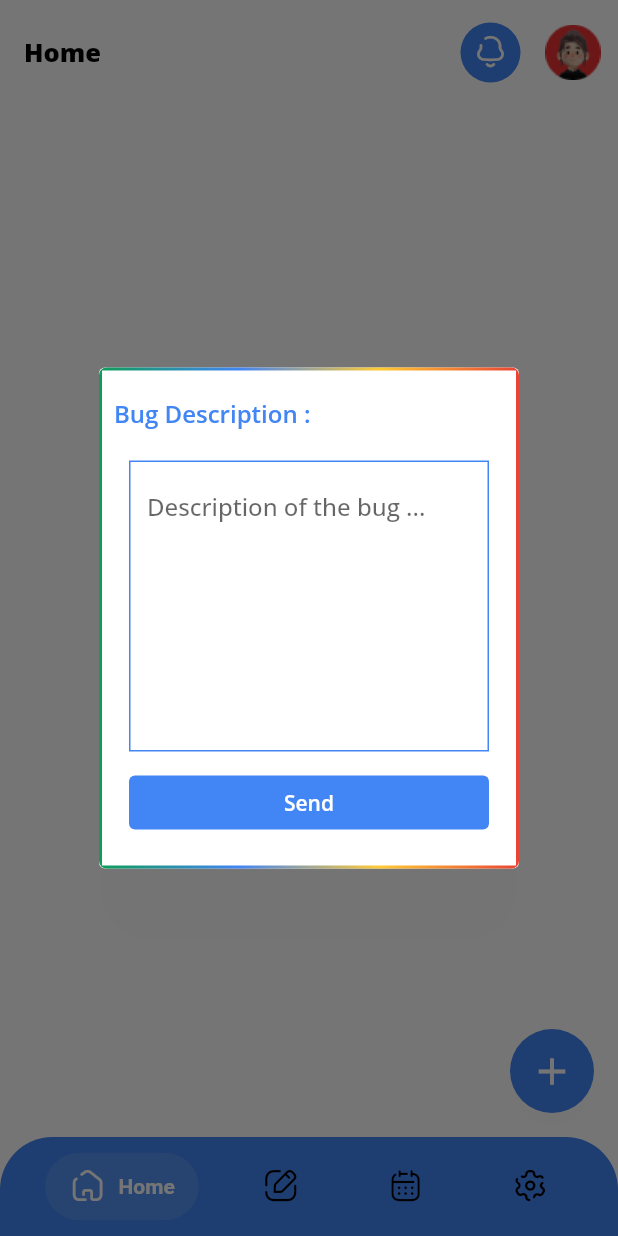
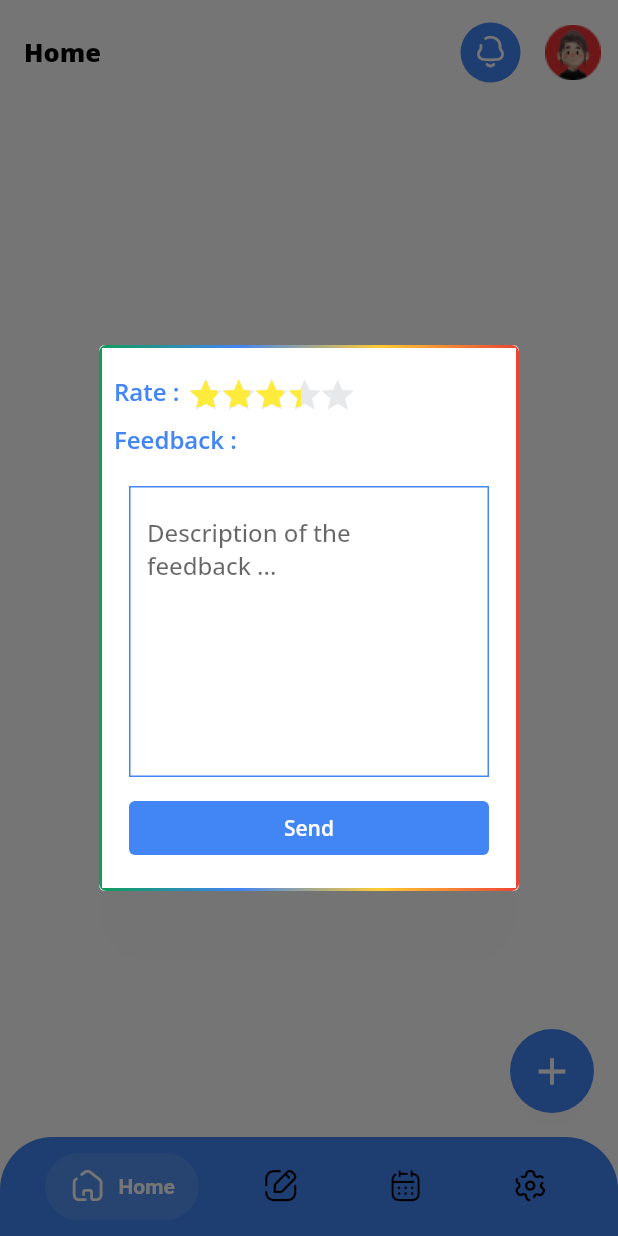
Before and after one commit to HoussemBousmaha/gdg_organizers_app, a Flutter app: the screen it shows after launch, after a tap on an icon or button, on a phone screen of 412 x 824 dp. Run offline on Flutter 3.47's test engine with Material 2 defaults, Android fonts, the phone set to English and light mode, and no system bars; drawn by our look-alikes of flutter_rating_stars, flutter_speed_dial, salomon_bottom_bar; our stand-ins replace bloc, flutter_bloc, flutter_svg, freezed_annotation.

Commit message:
Feedback Widget added

```diff
--- a/lib/features/nav/app_layout.dart
+++ b/lib/features/nav/app_layout.dart
@@ -8,6 +8,7 @@ import 'package:salomon_bottom_bar/salomon_bottom_bar.dart';
 
 import '../../constants/icon_broken.dart';
 import '../../shared/widgets/bug_description.dart';
+import '../../shared/widgets/feedback.dart';
 import '../../shared/widgets/logout_pop_up.dart';
 
 class LayoutScreen extends StatelessWidget {
@@ -77,7 +78,7 @@ class LayoutScreen extends StatelessWidget {
                       builder: (context) {
                         return const AlertDialog(
                           contentPadding: EdgeInsets.zero,
-                          content: BugDescription(),
+                          content: FeedBackWidget(),
                         );
                       },
                     );
--- /dev/null
+++ b/lib/shared/widgets/feedback.dart
@@ -0,0 +1,152 @@
+import 'package:flutter/material.dart';
+import 'package:flutter_rating_stars/flutter_rating_stars.dart';
+import 'package:gdg_organizers_app/constants/const.dart';
+
+class FeedBackWidget extends StatefulWidget {
+  const FeedBackWidget({Key? key}) : super(key: key);
+
+  @override
+  State<FeedBackWidget> createState() => _FeedBackWidgetState();
+}
+
+class _FeedBackWidgetState extends State<FeedBackWidget> {
+  double value = 3.5;
+  @override
+  Widget build(BuildContext context) {
+    return SingleChildScrollView(
+      child: Container(
+        decoration: kBoxDecorationForTask,
+        child: Container(
+          margin: const EdgeInsets.all(2),
+          height: 360,
+          width: 50,
+          decoration: const BoxDecoration(
+            color: Colors.white,
+          ),
+          child: Padding(
+            padding: const EdgeInsets.only(
+              top: 10,
+            ),
+            child: Padding(
+              padding: const EdgeInsets.only(
+                right: 8.0,
+                left: 8,
+                top: 8,
+              ),
+              child: Column(
+                crossAxisAlignment: CrossAxisAlignment.start,
+                children: [
+                  Row(
+                    crossAxisAlignment: CrossAxisAlignment.center,
+                    children: [
+                      const Text(
+                        'Rate : ',
+                        style: TextStyle(
+                          fontWeight: FontWeight.w600,
+                          color: kBlue,
+                        ),
+                      ),
+                      RatingStars(
+                        value: value,
+                        onValueChanged: (v) {
+                          setState(() {
+                            value = v;
+                          });
+                        },
+                        starBuilder: (index, color) => Icon(
+                          Icons.star,
+                          color: color,
+                        ),
+                        starCount: 5,
+                        starSize: 20,
+                        valueLabelColor: const Color(0xff9b9b9b),
+                        valueLabelRadius: 10,
+                        maxValue: 5,
+                        starSpacing: 2,
+                        maxValueVisibility: true,
+                        valueLabelVisibility: false,
+                        animationDuration: const Duration(milliseconds: 500),
+                        valueLabelPadding: const EdgeInsets.symmetric(
+                          vertical: 1,
+                          horizontal: 8,
+                        ),
+                        valueLabelMargin: const EdgeInsets.only(right: 8),
+                        starOffColor: const Color(0xffe7e8ea),
+                        starColor: Colors.yellow,
+                      ),
+                    ],
+                  ),
+                  const SizedBox(
+                    height: 10,
+                  ),
+                  const Text(
+                    'Feedback : ',
+                    style: TextStyle(
+                      fontWeight: FontWeight.w600,
+                      color: kBlue,
+                    ),
+                  ),
+                  Padding(
+                    padding: const EdgeInsets.only(
+                      left: 10,
+                      right: 10,
+                      top: 10,
+                    ),
+                    child: Column(
+                      children: [
+                        const SizedBox(
+                          height: 10,
+                        ),
+                        TextFormField(
+                          keyboardType: TextInputType.multiline,
+                          maxLines: 7,
+                          decoration: const InputDecoration(
+                            hintText: 'Description of the feedback ...',
+                            fillColor: Colors.red,
+                            enabledBorder: OutlineInputBorder(
+                              borderRadius: BorderRadius.zero,
+                              borderSide: BorderSide(
+                                color: kBlue,
+                                width: 1,
+                              ),
+                            ),
+                            focusedBorder: OutlineInputBorder(
+                              borderRadius: BorderRadius.zero,
+                              borderSide: BorderSide(
+                                color: kBlue,
+                                width: 2,
+                              ),
+                            ),
+                          ),
+                        ),
+                        const SizedBox(
+                          height: 10,
+                        ),
+                        SizedBox(
+                          width: double.infinity,
+                          child: TextButton(
+                            onPressed: () {},
+                            style: TextButton.styleFrom(
+                              backgroundColor: kBlue,
+                            ),
+                            child: const Text(
+                              'Send',
+                              style: TextStyle(
+                                color: Colors.white,
+                                fontWeight: FontWeight.w600,
+                              ),
+                            ),
+                          ),
+                        ),
+                      ],
+                    ),
+                  )
+                ],
+              ),
+            ),
+          ),
+        ),
+      ),
+    );
+  }
+}
--- a/pubspec.yaml
+++ b/pubspec.yaml
@@ -45,7 +45,7 @@ dependencies:
   flutter_svg: ^1.1.6
   freezed_annotation: ^2.2.0
   json_annotation: ^4.8.0
-
+  flutter_rating_stars: ^1.0.3+4
 dev_dependencies:
   flutter_test:
     sdk: flutter
```
Also changed, not shown: pubspec.lock.
